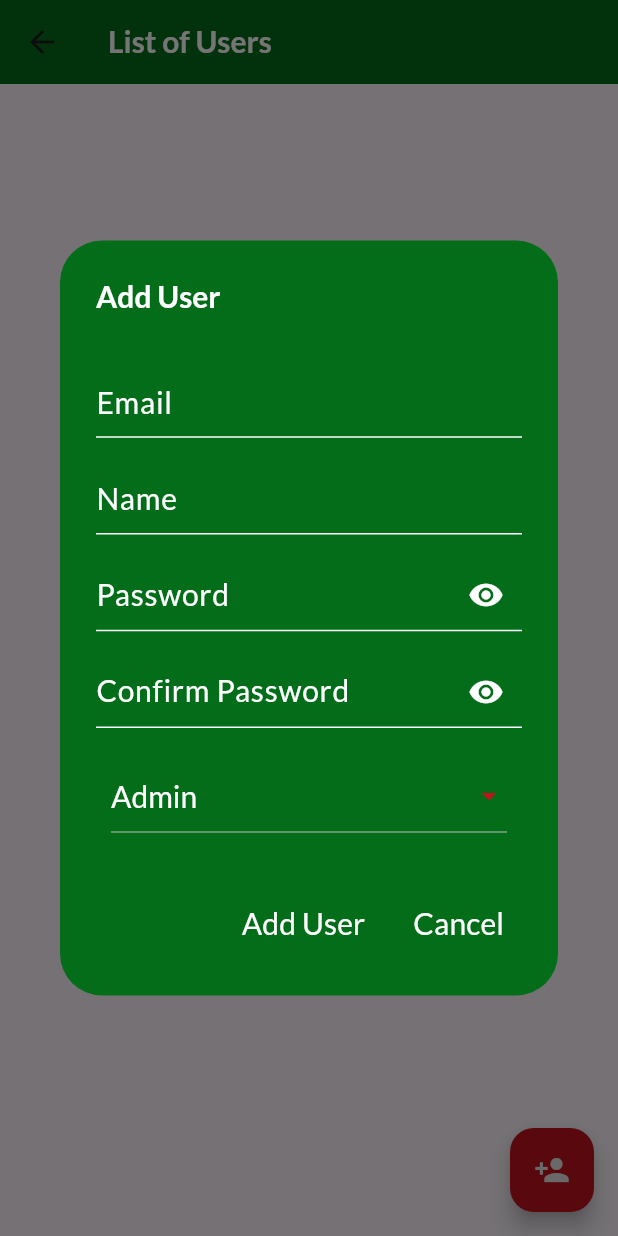
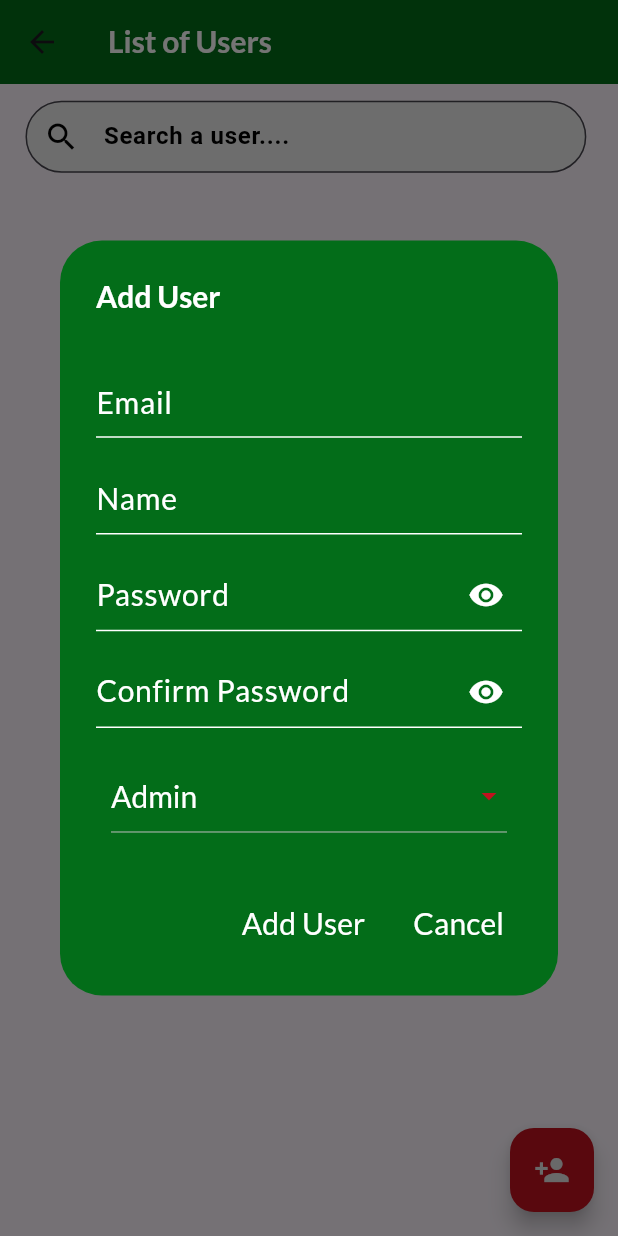
Before and after one commit to WenDEVLIFE/kapatidsync, a Flutter app: the UserUI screen opened directly, after a tap on the "person add" icon, on a phone screen of 412 x 824 dp. Run offline on Flutter 3.47's test engine with Material 3 defaults, Android fonts, the phone set to English and light mode, and no system bars; our stand-ins replace cloud_firestore, firebase_auth, firebase_core, fluttertoast, shared_preferences, sn_progress_dialog; accounts and stored records are empty; Roboto replaces fonts that are missing (LeagueSpartan).

```diff
--- a/lib/src/ui/UserUI.dart
+++ b/lib/src/ui/UserUI.dart
@@ -7,6 +7,10 @@ import '../config/ColorUtils.dart';
 class UserUI extends StatelessWidget {
   @override
   Widget build(BuildContext context) {
+
+    double screenWidth = MediaQuery.of(context).size.width;
+    double screenHeight = MediaQuery.of(context).size.height;
+
     return Scaffold(
       appBar: AppBar(
         backgroundColor: ColorUtils.primaryColor,
@@ -19,7 +23,44 @@ class UserUI extends StatelessWidget {
       ),
       body: Column(
         children: [
-
+          SizedBox(height: screenHeight * 0.005),
+          Container(
+            width: screenWidth * 0.99,
+            height: screenHeight * 0.08,
+            padding: const EdgeInsets.symmetric(horizontal: 10.0),
+            decoration: BoxDecoration(
+              color: Colors.transparent,
+              borderRadius: BorderRadius.circular(10),
+              border: Border.all(color: Colors.transparent, width: 7),
+            ),
+            child: TextField(
+             // controller: _subscriptionViewModel.searchController,
+              onChanged: (query) {
+             //   _subscriptionViewModel.filterSubscriptions(query);
+              },
+              decoration: InputDecoration(
+                filled: true,
+                prefixIcon: const Icon(Icons.search, color: Colors.black),
+                fillColor: Colors.grey[200],
+                border: OutlineInputBorder(
+                  borderRadius: BorderRadius.circular(30),
+                  borderSide: const BorderSide(color: Colors.transparent, width: 2),
+                ),
+                hintText: 'Search a user....',
+                hintStyle: const TextStyle(
+                  color: Colors.black,
+                ),
+                contentPadding: const EdgeInsets.symmetric(horizontal: 10.0, vertical: 0),
+              ),
+              style: const TextStyle(
+                fontFamily: 'LeagueSpartan',
+                color: Colors.black,
+                fontSize: 16,
+                fontWeight: FontWeight.w600,
+              ),
+            ),
+          ),
+          SizedBox(height: screenHeight * 0.005),
         ],
       ),
       floatingActionButton: FloatingActionButton(
```
Also changed, not shown: lib/src/model/UserModel.dart (added, +23 -0 lines).
